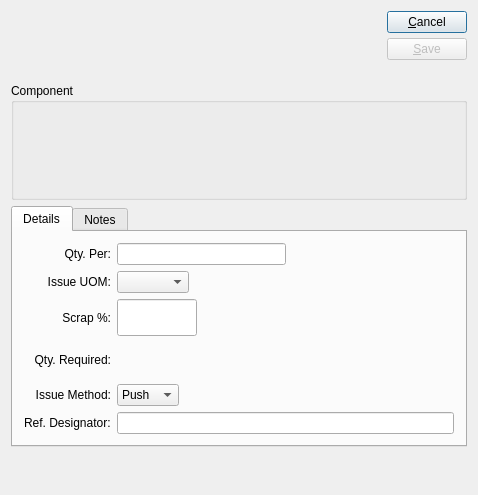
The window that xtuple/trunk/guiclient/woMaterialItem.ui (WooodHead/xtuple) describes before a commit, drawn with Qt 5.
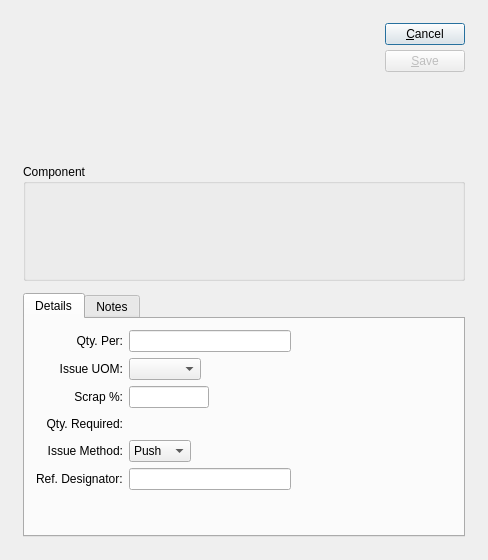
The same window after the commit. Custom widgets are drawn as their Qt base class.

Commit message: issue #7260:  Implement some changes to thinking on disassembly.  Introduce work order method of disassembly, which is for negative amount under the hood.  All transactions are positive and work in normal direction.

```diff
--- a/xtuple/trunk/guiclient/woMaterialItem.ui
+++ b/xtuple/trunk/guiclient/woMaterialItem.ui
@@ -5,18 +5,36 @@
    <rect>
     <x>0</x>
     <y>0</y>
-    <width>478</width>
-    <height>495</height>
+    <width>488</width>
+    <height>560</height>
    </rect>
   </property>
   <property name="windowTitle" >
    <string>Work Order Material Requirement</string>
   </property>
-  <layout class="QGridLayout" name="gridLayout_4" >
+  <layout class="QGridLayout" >
    <item row="0" column="0" >
-    <layout class="QGridLayout" name="gridLayout_3" >
+    <layout class="QGridLayout" >
+     <property name="leftMargin" >
+      <number>12</number>
+     </property>
+     <property name="topMargin" >
+      <number>12</number>
+     </property>
+     <property name="rightMargin" >
+      <number>12</number>
+     </property>
+     <property name="bottomMargin" >
+      <number>12</number>
+     </property>
+     <property name="horizontalSpacing" >
+      <number>12</number>
+     </property>
+     <property name="verticalSpacing" >
+      <number>12</number>
+     </property>
      <item row="0" column="0" >
-      <layout class="QHBoxLayout" name="horizontalLayout_2" >
+      <layout class="QHBoxLayout" >
        <item>
         <layout class="QHBoxLayout" >
          <property name="spacing" >
@@ -134,8 +152,10 @@
         <attribute name="title" >
          <string>Details</string>
         </attribute>
-        <layout class="QGridLayout" name="gridLayout" >
+        <layout class="QGridLayout" >
          <item row="0" column="0" >
+          <layout class="QVBoxLayout" >
+           <item>
           <layout class="QGridLayout" >
            <item row="0" column="0" >
             <widget class="XLabel" name="_qtyPerLit" >
@@ -147,6 +167,60 @@
              </property>
             </widget>
            </item>
+             <item row="0" column="1" >
+              <layout class="QHBoxLayout" >
+               <item>
+                <widget class="XLineEdit" name="_qtyPer" >
+                 <property name="alignment" >
+                  <set>Qt::AlignRight</set>
+                 </property>
+                </widget>
+               </item>
+               <item>
+                <spacer>
+                 <property name="orientation" >
+                  <enum>Qt::Horizontal</enum>
+                 </property>
+                 <property name="sizeHint" >
+                  <size>
+                   <width>40</width>
+                   <height>20</height>
+                  </size>
+                 </property>
+                </spacer>
+               </item>
+              </layout>
+             </item>
+             <item row="1" column="0" >
+              <widget class="XLabel" name="_uomLit" >
+               <property name="text" >
+                <string>Issue UOM:</string>
+               </property>
+               <property name="alignment" >
+                <set>Qt::AlignRight|Qt::AlignTrailing|Qt::AlignVCenter</set>
+               </property>
+              </widget>
+             </item>
+             <item row="1" column="1" >
+              <layout class="QHBoxLayout" >
+               <item>
+                <widget class="XComboBox" name="_uom" />
+               </item>
+               <item>
+                <spacer>
+                 <property name="orientation" >
+                  <enum>Qt::Horizontal</enum>
+                 </property>
+                 <property name="sizeHint" >
+                  <size>
+                   <width>20</width>
+                   <height>20</height>
+                  </size>
+                 </property>
+                </spacer>
+               </item>
+              </layout>
+             </item>
            <item row="2" column="0" >
             <widget class="XLabel" name="_scrapLit" >
              <property name="text" >
@@ -158,6 +232,8 @@
             </widget>
            </item>
            <item row="2" column="1" >
+              <layout class="QHBoxLayout" >
+               <item>
             <widget class="XLineEdit" name="_scrap" >
              <property name="sizePolicy" >
               <sizepolicy vsizetype="Fixed" hsizetype="Preferred" >
@@ -176,6 +252,21 @@
              </property>
             </widget>
            </item>
+               <item>
+                <spacer>
+                 <property name="orientation" >
+                  <enum>Qt::Horizontal</enum>
+                 </property>
+                 <property name="sizeHint" >
+                  <size>
+                   <width>191</width>
+                   <height>20</height>
+                  </size>
+                 </property>
+                </spacer>
+               </item>
+              </layout>
+             </item>
            <item row="3" column="0" >
             <widget class="XLabel" name="_qtyRequiredLit" >
              <property name="text" >
@@ -186,6 +277,36 @@
              </property>
             </widget>
            </item>
+             <item row="3" column="1" >
+              <layout class="QHBoxLayout" >
+               <item>
+                <widget class="XLabel" name="_qtyRequired" >
+                 <property name="minimumSize" >
+                  <size>
+                   <width>80</width>
+                   <height>0</height>
+                  </size>
+                 </property>
+                 <property name="alignment" >
+                  <set>Qt::AlignRight|Qt::AlignTrailing|Qt::AlignVCenter</set>
+                 </property>
+                </widget>
+               </item>
+               <item>
+                <spacer>
+                 <property name="orientation" >
+                  <enum>Qt::Horizontal</enum>
+                 </property>
+                 <property name="sizeHint" >
+                  <size>
+                   <width>40</width>
+                   <height>20</height>
+                  </size>
+                 </property>
+                </spacer>
+               </item>
+              </layout>
+             </item>
            <item row="4" column="0" >
             <widget class="XLabel" name="_issueMethodLit" >
              <property name="text" >
@@ -228,7 +349,7 @@
                <property name="sizeType" >
                 <enum>QSizePolicy::Expanding</enum>
                </property>
-               <property name="sizeHint" stdset="0" >
+                 <property name="sizeHint" >
                 <size>
                  <width>0</width>
                  <height>16</height>
@@ -238,39 +359,6 @@
              </item>
             </layout>
            </item>
-           <item row="1" column="0" >
-            <widget class="XLabel" name="_uomLit" >
-             <property name="text" >
-              <string>Issue UOM:</string>
-             </property>
-             <property name="alignment" >
-              <set>Qt::AlignRight|Qt::AlignTrailing|Qt::AlignVCenter</set>
-             </property>
-            </widget>
-           </item>
-           <item row="1" column="1" >
-            <layout class="QHBoxLayout" >
-             <property name="spacing" >
-              <number>0</number>
-             </property>
-             <item>
-              <widget class="XComboBox" name="_uom" />
-             </item>
-             <item>
-              <spacer>
-               <property name="orientation" >
-                <enum>Qt::Horizontal</enum>
-               </property>
-               <property name="sizeHint" stdset="0" >
-                <size>
-                 <width>0</width>
-                 <height>10</height>
-                </size>
-               </property>
-              </spacer>
-             </item>
-            </layout>
-           </item>
            <item row="5" column="0" >
             <widget class="QLabel" name="_refLit" >
              <property name="text" >
@@ -279,23 +367,16 @@
             </widget>
            </item>
            <item row="5" column="1" >
+              <layout class="QHBoxLayout" >
+               <item>
             <widget class="QLineEdit" name="_ref" />
            </item>
-           <item row="0" column="1" >
-            <layout class="QHBoxLayout" name="horizontalLayout" >
              <item>
-              <widget class="XLineEdit" name="_qtyPer" >
-               <property name="alignment" >
-                <set>Qt::AlignRight</set>
-               </property>
-              </widget>
-             </item>
-             <item>
-              <spacer name="horizontalSpacer" >
+                <spacer>
                <property name="orientation" >
                 <enum>Qt::Horizontal</enum>
                </property>
-               <property name="sizeHint" stdset="0" >
+                 <property name="sizeHint" >
                 <size>
                  <width>40</width>
                  <height>20</height>
@@ -305,18 +386,20 @@
              </item>
             </layout>
            </item>
-           <item row="3" column="1" >
-            <widget class="XLabel" name="_qtyRequired" >
-             <property name="minimumSize" >
+            </layout>
+           </item>
+           <item>
+            <spacer>
+             <property name="orientation" >
+              <enum>Qt::Vertical</enum>
+             </property>
+             <property name="sizeHint" >
               <size>
-               <width>80</width>
+               <width>20</width>
                <height>0</height>
               </size>
              </property>
-             <property name="alignment" >
-              <set>Qt::AlignRight|Qt::AlignTrailing|Qt::AlignVCenter</set>
-             </property>
-            </widget>
+            </spacer>
            </item>
           </layout>
          </item>
@@ -334,19 +417,6 @@
        </widget>
       </widget>
      </item>
-     <item row="3" column="0" >
-      <spacer name="verticalSpacer" >
-       <property name="orientation" >
-        <enum>Qt::Vertical</enum>
-       </property>
-       <property name="sizeHint" stdset="0" >
-        <size>
-         <width>20</width>
-         <height>40</height>
-        </size>
-       </property>
-      </spacer>
-     </item>
     </layout>
    </item>
   </layout>
```
Left out of the diff: 8 changed lines with no effect on the pictures. Lines whose indentation alone changed are shown as unchanged. The commit also changes 14 other files.
